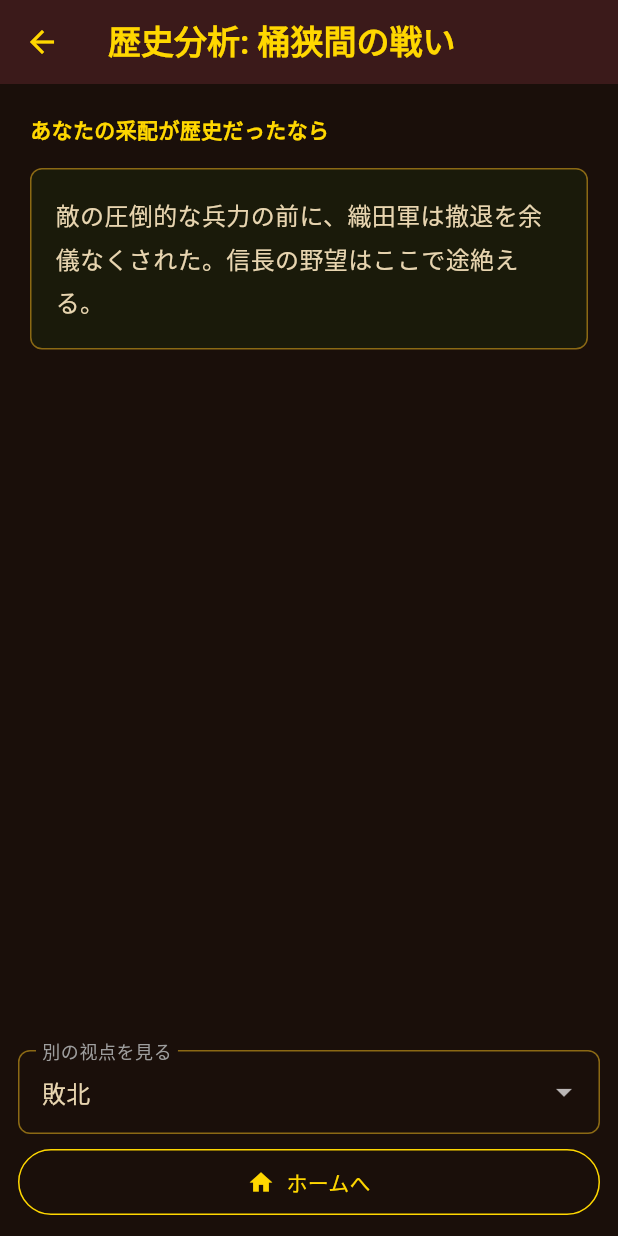
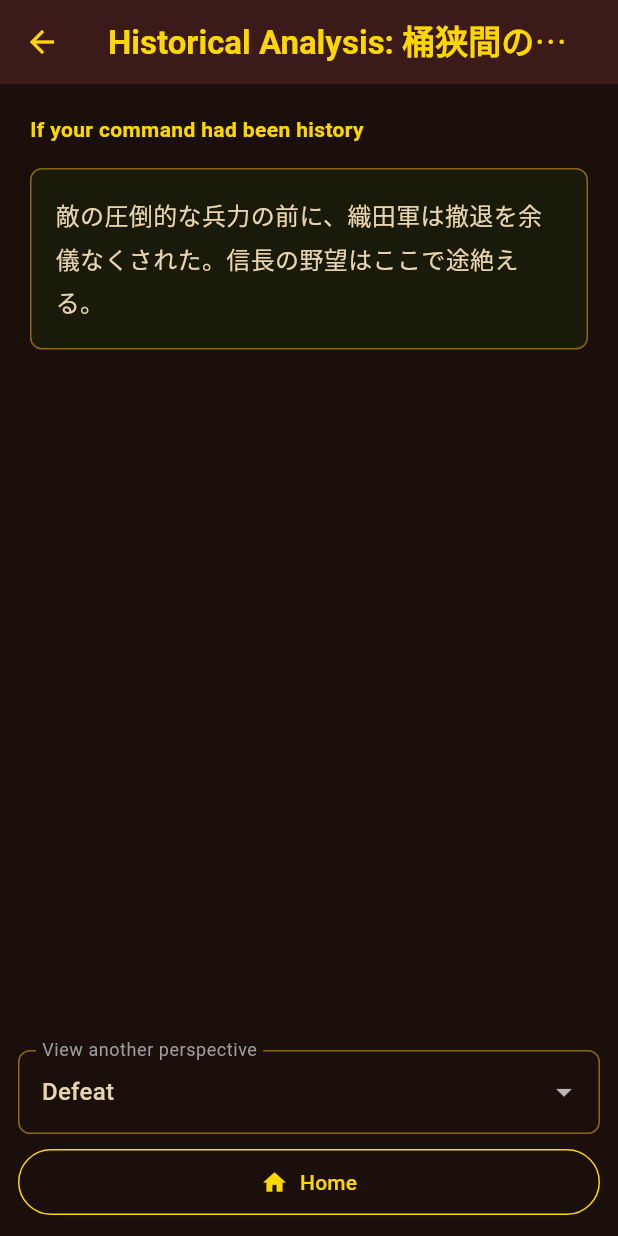
Before and after one commit to zka32101/sengoku_saihairoku, a Flutter app: the MessageScreen screen opened directly with empty values, on a phone screen of 412 x 824 dp. Run offline on Flutter 3.47's test engine with Material 3 defaults, Android fonts, the phone set to English and light mode, and no system bars; our stand-ins replace cloud_firestore, firebase_auth, firebase_core, firebase_messaging, flutter_local_notifications, flutter_riverpod and 6 more; missing offline and left inert: flame; accounts and stored records are empty; network calls fail.

Commit message:
歴史分析（メッセージ）画面を多言語化対応
多言語化対応の対象画面を拡大（設定・チャレンジ履歴・統計画面に続く
4画面目）。

- app_ja.arb/app_en.arbにタイトル・見出し・選択肢ラベル・エラー文言
  等のキーを追加（タイトル・エラーはプレースホルダー対応）
- flutter gen-l10nで生成コードを更新
- message_screen.dartの静的UI文言をAppLocalizations経由に移行
- ついでに、ドロップダウンのラベルで簡体字中国語の「视」が混入していた
  誤字（正しくは日本語の「視」）を修正

なお、実際のエピローグ本文（messages.jsonから読み込まれる歴史分析
テキストそのもの）は物語コンテンツであり、英語版データセットの
新規作成が別途必要なコンテンツ制作作業のため、本PRのスコープ外として
日本語のまま据え置いている。

flutter analyze: 0 issues
flutter test: 26 tests all passed

Co-Authored-By: Claude Sonnet 5 <noreply@anthropic.com>
Claude-Session: https://claude.ai/code/session_016FQTHUoanQF4M3kXY84mnW

```diff
--- a/lib/l10n/app_en.arb
+++ b/lib/l10n/app_en.arb
@@ -83,5 +83,25 @@
       "month": { "type": "int" },
       "day": { "type": "int" }
     }
-  }
+  },
+  "messageScreenTitle": "Historical Analysis: {scenario}",
+  "@messageScreenTitle": {
+    "placeholders": { "scenario": { "type": "String" } }
+  },
+  "messageScreenSubheading": "If your command had been history",
+  "messageScreenViewpointLabel": "View another perspective",
+  "messageScreenHome": "Home",
+  "messageScreenLoadError": "Failed to load message: {error}",
+  "@messageScreenLoadError": {
+    "placeholders": { "error": { "type": "String" } }
+  },
+  "messageScreenNotFound": "No message found",
+  "messageKeyVictoryPerfect": "Perfect Victory",
+  "messageKeyVictoryStandard": "Victory",
+  "messageKeyVictoryDifficult": "Hard-fought Victory",
+  "messageKeyDefeat": "Defeat",
+  "messageKeyTurningPointAll": "All Turning Points",
+  "messageKeyTurningPointMost": "Most Turning Points",
+  "messageKeyHistoryChanged": "History Changed",
+  "messageKeyHistoryFaithful": "Historically Accurate"
 }
--- a/lib/presentation/screens/message_screen.dart
+++ b/lib/presentation/screens/message_screen.dart
@@ -1,6 +1,7 @@
 import 'package:flutter/material.dart';
 import '../../core/services/message_loader.dart';
 import '../../data/models/scenario_data.dart';
+import '../../l10n/generated/app_localizations.dart';
 import '../widgets/screen_transition.dart';
 
 class MessageScreenArgs {
@@ -52,7 +53,9 @@ class _MessageScreenState extends State<MessageScreen> {
       // デフォルトメッセージ選択
       final defaultKey = _selectDefaultKey();
       final defaultMessage = scenarioMessages[defaultKey] as String? ??
-          (entries.isNotEmpty ? entries.first.value : 'メッセージが見つかりませんでした');
+          (entries.isNotEmpty
+              ? entries.first.value
+              : (mounted ? AppLocalizations.of(context)!.messageScreenNotFound : ''));
 
       if (mounted) {
         setState(() {
@@ -65,7 +68,7 @@ class _MessageScreenState extends State<MessageScreen> {
     } catch (e) {
       if (mounted) {
         setState(() {
-          _currentMessage = 'メッセージの読み込みに失敗しました: $e';
+          _currentMessage = AppLocalizations.of(context)!.messageScreenLoadError(e.toString());
           _loading = false;
         });
       }
@@ -79,16 +82,16 @@ class _MessageScreenState extends State<MessageScreen> {
     return 'defeat';
   }
 
-  String _keyToLabel(String key) {
+  String _keyToLabel(AppLocalizations l10n, String key) {
     return switch (key) {
-      'victory_perfect' => '完全勝利',
-      'victory_standard' => '勝利',
-      'victory_difficult' => '辛勝',
-      'defeat' => '敗北',
-      'turning_point_all' => '全TP達成',
-      'turning_point_most' => 'TP多数達成',
-      'history_changed' => '歴史変化',
-      'history_faithful' => '史実通り',
+      'victory_perfect' => l10n.messageKeyVictoryPerfect,
+      'victory_standard' => l10n.messageKeyVictoryStandard,
+      'victory_difficult' => l10n.messageKeyVictoryDifficult,
+      'defeat' => l10n.messageKeyDefeat,
+      'turning_point_all' => l10n.messageKeyTurningPointAll,
+      'turning_point_most' => l10n.messageKeyTurningPointMost,
+      'history_changed' => l10n.messageKeyHistoryChanged,
+      'history_faithful' => l10n.messageKeyHistoryFaithful,
       _ => key,
     };
   }
@@ -101,9 +104,10 @@ class _MessageScreenState extends State<MessageScreen> {
       );
     }
 
+    final l10n = AppLocalizations.of(context)!;
     return Scaffold(
       appBar: AppBar(
-        title: Text('歴史分析: ${widget.args.scenario.displayNameJa}'),
+        title: Text(l10n.messageScreenTitle(widget.args.scenario.displayNameJa)),
       ),
       body: ScreenTransition(
         duration: const Duration(milliseconds: 500),
@@ -115,9 +119,9 @@ class _MessageScreenState extends State<MessageScreen> {
               child: Column(
                 crossAxisAlignment: CrossAxisAlignment.start,
                 children: [
-                  const Text(
-                    'あなたの采配が歴史だったなら',
-                    style: TextStyle(
+                  Text(
+                    l10n.messageScreenSubheading,
+                    style: const TextStyle(
                       color: Color(0xFFFFD700),
                       fontSize: 14,
                       fontWeight: FontWeight.bold,
@@ -152,7 +156,7 @@ class _MessageScreenState extends State<MessageScreen> {
                   DropdownButtonFormField<String>(
                     initialValue: _selectedKey,
                     decoration: InputDecoration(
-                      labelText: '別の视点を見る',
+                      labelText: l10n.messageScreenViewpointLabel,
                       labelStyle: const TextStyle(color: Colors.grey),
                       border: OutlineInputBorder(
                         borderSide: const BorderSide(color: Color(0xFF8B6914)),
@@ -168,7 +172,7 @@ class _MessageScreenState extends State<MessageScreen> {
                         .map((e) => DropdownMenuItem(
                               value: e.key,
                               child: Text(
-                                _keyToLabel(e.key),
+                                _keyToLabel(l10n, e.key),
                                 style: const TextStyle(color: Color(0xFFE8D5B0)),
                               ),
                             ))
@@ -191,9 +195,9 @@ class _MessageScreenState extends State<MessageScreen> {
                       onPressed: () =>
                           Navigator.popUntil(context, ModalRoute.withName('/home')),
                       icon: const Icon(Icons.home, color: Color(0xFFFFD700)),
-                      label: const Text(
-                        'ホームへ',
-                        style: TextStyle(color: Color(0xFFFFD700)),
+                      label: Text(
+                        l10n.messageScreenHome,
+                        style: const TextStyle(color: Color(0xFFFFD700)),
                       ),
                       style: OutlinedButton.styleFrom(
                         side: const BorderSide(color: Color(0xFFFFD700)),
```
Also changed, not shown: lib/l10n/app_ja.arb (+21 -1 lines), lib/l10n/generated/app_localizations.dart, lib/l10n/generated/app_localizations_en.dart, lib/l10n/generated/app_localizations_ja.dart.
